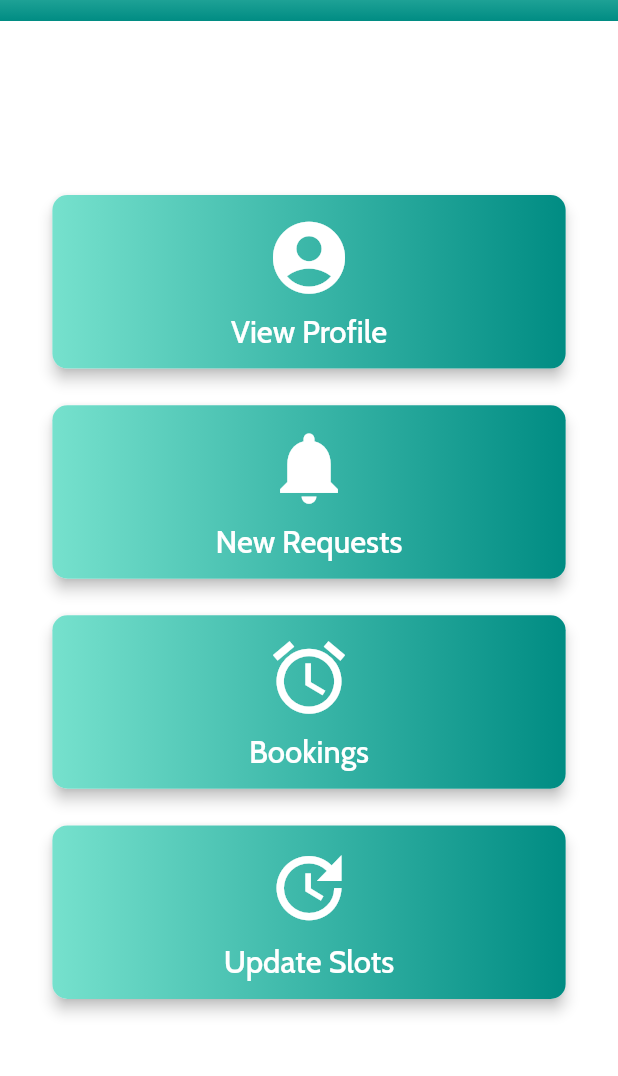
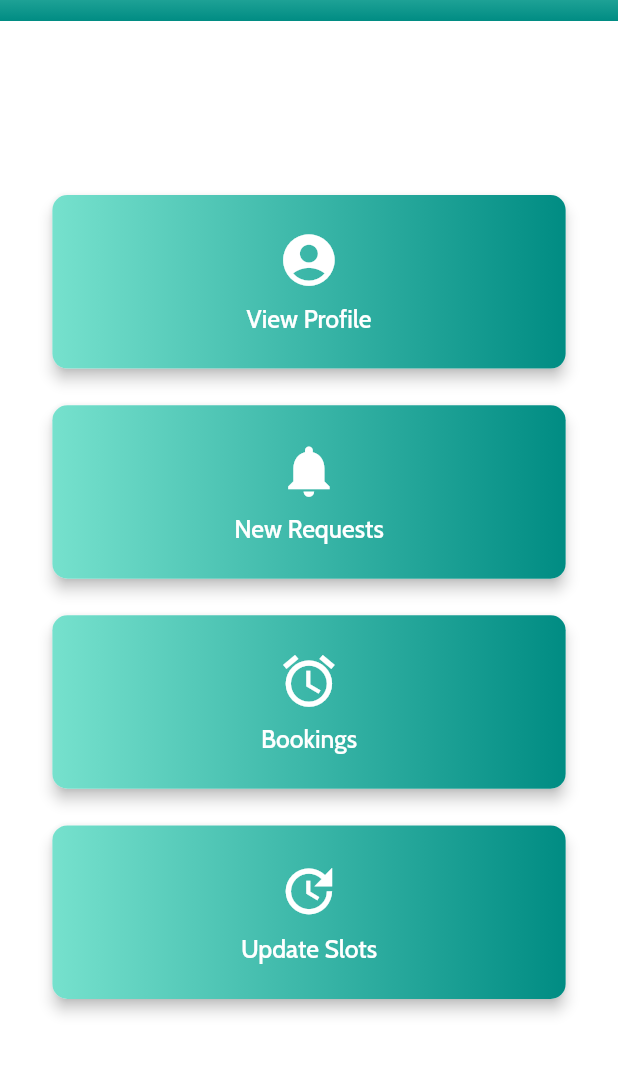
Before and after one commit to axactstudios/Doctor-Appointment, a Flutter app: the HomeScreen screen opened directly, on a phone screen of 412 x 824 dp, the part 63-1139 px from its top. Run offline on Flutter 3.47's test engine with Material 2 defaults, Android fonts, the light colour scheme and no system bars; our stand-ins replace avatar_glow, cloud_firestore, firebase_auth, flutter_speed_dial, flutter_svg, fluttertoast and 4 more; accounts and stored records are empty; project files that could hold a hidden picture were left out.

Commit message:
some improvements

```diff
--- a/lib/Screens/appointmentFuture.dart
+++ b/lib/Screens/appointmentFuture.dart
@@ -116,7 +116,7 @@ class _FutureAppointmentState extends State<FutureAppointment> {
                   padding: const EdgeInsets.all(8.0),
                   child: Container(
                     padding: EdgeInsets.fromLTRB(10, 10, 10, 0),
-                    height: height * 0.29,
+                    height: height * 0.35,
                     width: double.maxFinite,
                     child: Card(
                       elevation: 5,
@@ -300,20 +300,6 @@ class _FutureAppointmentState extends State<FutureAppointment> {
                                                               fontWeight:
                                                                   FontWeight
                                                                       .bold),
-                                                          // children: <TextSpan>[
-                                                          //   TextSpan(
-                                                          //     text: '\nBooked at: ' +
-                                                          //         item.bookingTime,
-                                                          //     style: TextStyle(
-                                                          //       color:
-                                                          //           Colors.grey,
-                                                          //       fontStyle:
-                                                          //           FontStyle
-                                                          //               .italic,
-                                                          //       fontSize: 14,
-                                                          //     ),
-                                                          //   ),
-                                                          // ],
                                                         ),
                                                       ),
                                                     ],
--- a/lib/Screens/home_screen.dart
+++ b/lib/Screens/home_screen.dart
@@ -90,7 +90,7 @@ class _HomeScreenState extends State<HomeScreen> with TickerProviderStateMixin {
                         children: <Widget>[
                           Icon(
                             Icons.account_circle,
-                            size: pHeight * 0.07,
+                            size: pHeight * 0.05,
                             color: Colors.white,
                           ),
                           SizedBox(
@@ -100,7 +100,7 @@ class _HomeScreenState extends State<HomeScreen> with TickerProviderStateMixin {
                             'View Profile',
                             style: TextStyle(
                               color: Colors.white,
-                              fontSize: pHeight * 0.025,
+                              fontSize: pHeight * 0.02,
                             ),
                           ),
                         ],
@@ -147,7 +147,7 @@ class _HomeScreenState extends State<HomeScreen> with TickerProviderStateMixin {
                         children: <Widget>[
                           Icon(
                             Icons.notifications,
-                            size: pHeight * 0.07,
+                            size: pHeight * 0.05,
                             color: Colors.white,
                           ),
                           SizedBox(
@@ -157,7 +157,7 @@ class _HomeScreenState extends State<HomeScreen> with TickerProviderStateMixin {
                             'New Requests',
                             style: TextStyle(
                               color: Colors.white,
-                              fontSize: pHeight * 0.025,
+                              fontSize: pHeight * 0.02,
                             ),
                           ),
                         ],
@@ -204,7 +204,7 @@ class _HomeScreenState extends State<HomeScreen> with TickerProviderStateMixin {
                         children: <Widget>[
                           Icon(
                             Icons.alarm,
-                            size: pHeight * 0.07,
+                            size: pHeight * 0.05,
                             color: Colors.white,
                           ),
                           SizedBox(
@@ -214,7 +214,7 @@ class _HomeScreenState extends State<HomeScreen> with TickerProviderStateMixin {
                             'Bookings',
                             style: TextStyle(
                               color: Colors.white,
-                              fontSize: pHeight * 0.025,
+                              fontSize: pHeight * 0.02,
                             ),
                           ),
                         ],
@@ -261,7 +261,7 @@ class _HomeScreenState extends State<HomeScreen> with TickerProviderStateMixin {
                         children: <Widget>[
                           Icon(
                             Icons.update,
-                            size: pHeight * 0.07,
+                            size: pHeight * 0.05,
                             color: Colors.white,
                           ),
                           SizedBox(
@@ -271,7 +271,7 @@ class _HomeScreenState extends State<HomeScreen> with TickerProviderStateMixin {
                             'Update Slots',
                             style: TextStyle(
                               color: Colors.white,
-                              fontSize: pHeight * 0.025,
+                              fontSize: pHeight * 0.02,
                             ),
                           ),
                         ],
```
